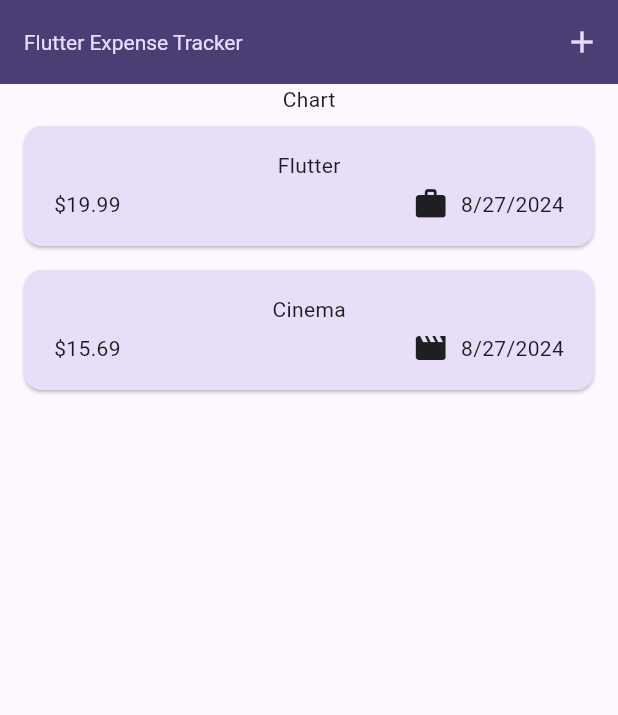
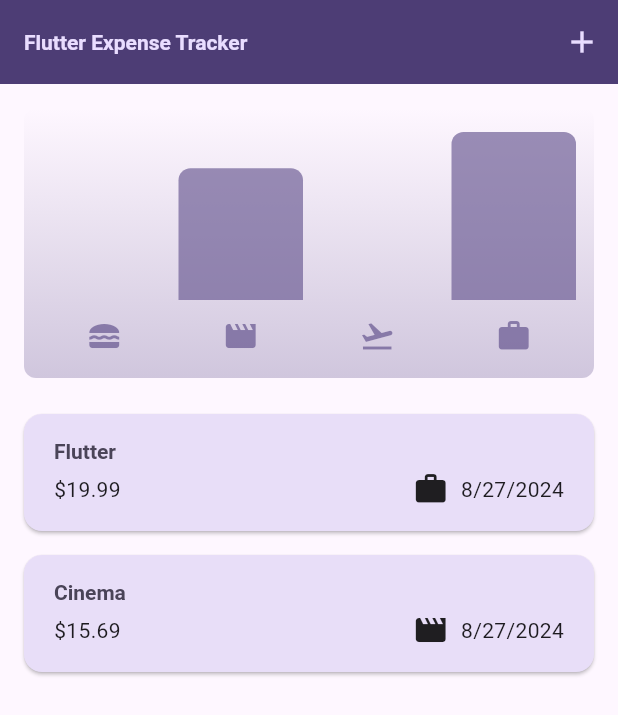
Before and after one commit to SteveKamau72/Expense-Tracker, a Flutter app: the screen it shows after launch, on a phone screen of 412 x 824 dp. Shown: the top 715 px of the screen. Run offline on Flutter 3.47's test engine with Material 3 defaults, Android fonts, the phone set to English and light mode, and no system bars.

Commit message:
Added chart

```diff
--- a/lib/main.dart
+++ b/lib/main.dart
@@ -4,8 +4,28 @@ import 'package:flutter/material.dart';
 var kColorScheme =
     ColorScheme.fromSeed(seedColor: const Color.fromARGB(255, 96, 59, 181));
 
+var kDarkColorScheme = ColorScheme.fromSeed(
+  seedColor: const Color.fromARGB(255, 5, 99, 125),
+  brightness: Brightness.dark,
+);
+
 void main() {
   runApp(MaterialApp(
+    darkTheme: ThemeData.dark().copyWith(
+        colorScheme: kDarkColorScheme,
+        cardTheme: const CardTheme().copyWith(
+          color: kDarkColorScheme.secondaryContainer,
+          margin: const EdgeInsets.symmetric(
+            horizontal: 16,
+            vertical: 8,
+          ),
+        ),
+        elevatedButtonTheme: ElevatedButtonThemeData(
+          style: ElevatedButton.styleFrom(
+            backgroundColor: kDarkColorScheme.primaryContainer,
+            foregroundColor: kDarkColorScheme.onPrimaryContainer,
+          ),
+        )),
     theme: ThemeData().copyWith(
       colorScheme: kColorScheme,
       appBarTheme: const AppBarTheme().copyWith(
@@ -25,12 +45,13 @@ void main() {
       ),
       textTheme: ThemeData().textTheme.copyWith(
             titleLarge: TextStyle(
-              fontWeight: FontWeight.normal,
+              fontWeight: FontWeight.bold,
               color: kColorScheme.onSecondaryContainer,
               fontSize: 14,
             ),
           ),
     ),
+    themeMode: ThemeMode.system,
     home: const Expenses(),
   ));
 }
--- a/lib/models/expense.dart
+++ b/lib/models/expense.dart
@@ -38,3 +38,25 @@ class Expense {
     return formatter.format(date);
   }
 }
+
+class ExpenseBucket {
+  const ExpenseBucket({required this.category, required this.expenses});
+
+  ExpenseBucket.forCategory(List<Expense> allExpenses, this.category)
+      : expenses = allExpenses
+            .where((expense) => expense.category == category)
+            .toList();
+
+  final Category category;
+  final List<Expense> expenses;
+
+  double get totalExpenses {
+    double sum = 0;
+
+    for (final expense in expenses) {
+      sum += expense.amount;
+    }
+
+    return sum;
+  }
+}
--- /dev/null
+++ b/lib/widgets/chart/chart.dart
@@ -0,0 +1,94 @@
+import 'package:expense_tracker/widgets/chart/chart_bar.dart';
+import 'package:flutter/material.dart';
+import 'package:expense_tracker/models/expense.dart';
+
+class Chart extends StatelessWidget {
+  const Chart({super.key, required this.expenses});
+
+  final List<Expense> expenses;
+
+  List<ExpenseBucket> get buckets {
+    return [
+      ExpenseBucket.forCategory(expenses, Category.food),
+      ExpenseBucket.forCategory(expenses, Category.leasure),
+      ExpenseBucket.forCategory(expenses, Category.travel),
+      ExpenseBucket.forCategory(expenses, Category.work),
+    ];
+  }
+
+  double get maxTotalExpense {
+    double maxTotalExpense = 0;
+
+    for (final bucket in buckets) {
+      if (bucket.totalExpenses > maxTotalExpense) {
+        maxTotalExpense = bucket.totalExpenses;
+      }
+    }
+
+    return maxTotalExpense;
+  }
+
+  @override
+  Widget build(BuildContext context) {
+    final isDarkMode =
+        MediaQuery.of(context).platformBrightness == Brightness.dark;
+    return Container(
+      margin: const EdgeInsets.all(16),
+      padding: const EdgeInsets.symmetric(
+        vertical: 16,
+        horizontal: 8,
+      ),
+      width: double.infinity,
+      height: 180,
+      decoration: BoxDecoration(
+        borderRadius: BorderRadius.circular(8),
+        gradient: LinearGradient(
+          colors: [
+            Theme.of(context).colorScheme.primary.withOpacity(0.3),
+            Theme.of(context).colorScheme.primary.withOpacity(0.0)
+          ],
+          begin: Alignment.bottomCenter,
+          end: Alignment.topCenter,
+        ),
+      ),
+      child: Column(
+        children: [
+          Expanded(
+            child: Row(
+              crossAxisAlignment: CrossAxisAlignment.end,
+              children: [
+                for (final bucket in buckets) // alternative to map()
+                  ChartBar(
+                    fill: bucket.totalExpenses == 0
+                        ? 0
+                        : bucket.totalExpenses / maxTotalExpense,
+                  )
+              ],
+            ),
+          ),
+          const SizedBox(height: 12),
+          Row(
+            children: buckets
+                .map(
+                  (bucket) => Expanded(
+                    child: Padding(
+                      padding: const EdgeInsets.symmetric(horizontal: 4),
+                      child: Icon(
+                        categoryIcons[bucket.category],
+                        color: isDarkMode
+                            ? Theme.of(context).colorScheme.secondary
+                            : Theme.of(context)
+                                .colorScheme
+                                .primary
+                                .withOpacity(0.7),
+                      ),
+                    ),
+                  ),
+                )
+                .toList(),
+          )
+        ],
+      ),
+    );
+  }
+}
--- /dev/null
+++ b/lib/widgets/chart/chart_bar.dart
@@ -0,0 +1,34 @@
+import 'package:flutter/material.dart';
+
+class ChartBar extends StatelessWidget {
+  const ChartBar({
+    super.key,
+    required this.fill,
+  });
+
+  final double fill;
+
+  @override
+  Widget build(BuildContext context) {
+    final isDarkMode =
+        MediaQuery.of(context).platformBrightness == Brightness.dark;
+    return Expanded(
+      child: Padding(
+        padding: const EdgeInsets.symmetric(horizontal: 4),
+        child: FractionallySizedBox(
+          heightFactor: fill,
+          child: DecoratedBox(
+            decoration: BoxDecoration(
+              shape: BoxShape.rectangle,
+              borderRadius:
+                  const BorderRadius.vertical(top: Radius.circular(8)),
+              color: isDarkMode
+                  ? Theme.of(context).colorScheme.secondary
+                  : Theme.of(context).colorScheme.primary.withOpacity(0.65),
+            ),
+          ),
+        ),
+      ),
+    );
+  }
+}
--- a/lib/widgets/expenses.dart
+++ b/lib/widgets/expenses.dart
@@ -1,5 +1,4 @@
-import 'dart:math';
-
+import 'package:expense_tracker/widgets/chart/chart.dart';
 import 'package:expense_tracker/widgets/expenses_list/expenses_list.dart';
 import 'package:expense_tracker/models/expense.dart';
 import 'package:expense_tracker/widgets/new_expense.dart';
@@ -94,7 +93,7 @@ class _ExpensesState extends State<Expenses> {
       ),
       body: Column(
         children: [
-          const Text('Chart'),
+          Chart(expenses: _registeredExpenses),
           Expanded(
             child: mainConent,
           ),
--- a/lib/widgets/expenses_list/expense_item.dart
+++ b/lib/widgets/expenses_list/expense_item.dart
@@ -12,8 +12,12 @@ class ExpenseItem extends StatelessWidget {
       child: Padding(
         padding: const EdgeInsets.symmetric(horizontal: 20, vertical: 16),
         child: Column(
+          crossAxisAlignment: CrossAxisAlignment.start,
           children: [
-            Text(expense.title),
+            Text(
+              expense.title,
+              style: Theme.of(context).textTheme.titleLarge,
+            ),
             const SizedBox(height: 4),
             Row(
               children: [
--- a/lib/widgets/expenses_list/expenses_list.dart
+++ b/lib/widgets/expenses_list/expenses_list.dart
@@ -14,6 +14,12 @@ class ExpensesList extends StatelessWidget {
       itemCount: expenses.length,
       itemBuilder: (context, index) => Dismissible(
         key: ValueKey(expenses[index]),
+        background: Container(
+          color: Theme.of(context).colorScheme.error.withOpacity(0.75),
+          margin: EdgeInsets.symmetric(
+            horizontal: Theme.of(context).cardTheme.margin!.horizontal,
+          ),
+        ),
         onDismissed: (direction) {
           onRemoveExpense(expenses[index]);
         },
```
